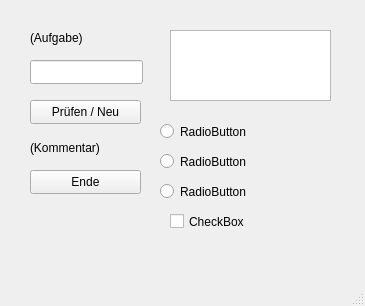
Old version of the form RechnerErweitert3/kopfrechentrainer.ui in the repository sterniR/Qt.
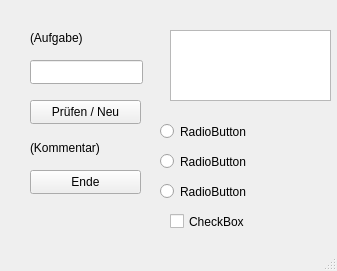
New version of the form.

Diff of the .ui file:
```diff
--- a/RechnerErweitert3/kopfrechentrainer.ui
+++ b/RechnerErweitert3/kopfrechentrainer.ui
@@ -6,8 +6,8 @@
    <rect>
     <x>0</x>
     <y>0</y>
-    <width>365</width>
-    <height>306</height>
+    <width>337</width>
+    <height>271</height>
    </rect>
   </property>
   <property name="windowTitle">
```
Left out of the diff: 4 changed lines with no effect on the pictures.
